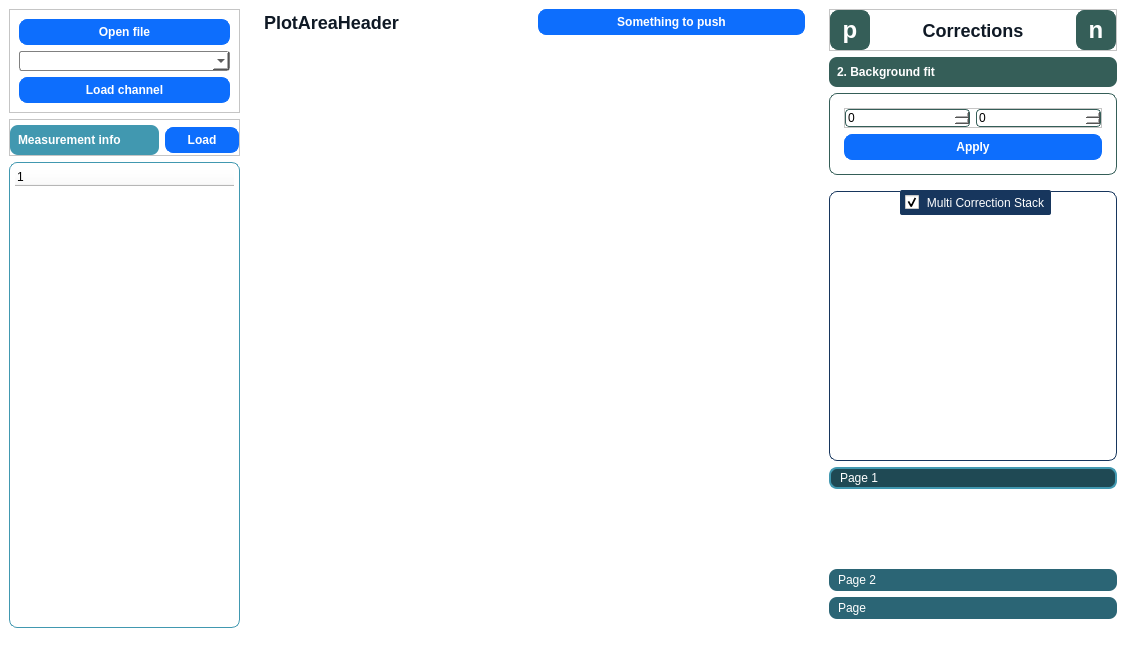
Old version of the form App/HyperImager.ui in the repository ngergihun/NeaReader.
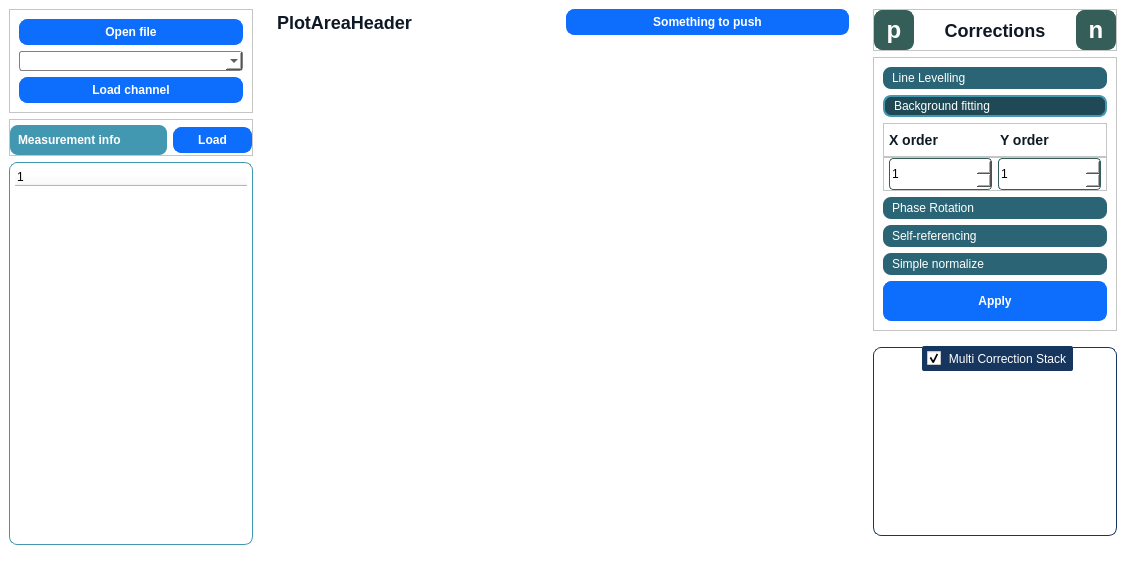
New version of the form. The open tabs and pages were chosen to show the change. Custom widgets are drawn as their Qt base class.

Diff of the .ui file:
```diff
--- a/App/HyperImager.ui
+++ b/App/HyperImager.ui
@@ -7,7 +7,7 @@
     <x>0</x>
     <y>0</y>
     <width>1126</width>
-    <height>659</height>
+    <height>576</height>
    </rect>
   </property>
   <property name="windowTitle">
@@ -38,6 +38,7 @@
   background-color: rgb(31, 73, 84);
   border: 2px solid  rgb(65, 152, 176);
 }
+
 /*Labels-----------------------------------------------------------------------*/
 QLabel#correctionsLabel,
 QLabel#headerLabel {
@@ -45,6 +46,19 @@
   font-size: 18px;
   background-color: #fff;
 }
+QLabel#bgDegreeXLabel,
+QLabel#bgDegreeYLabel {
+  color: #0f1925;
+  font-size: 14px;
+  background-color: #fff;
+}
+
+QLabel#phaseRotLabel {
+  color: #0f1925;
+  font-size: 14px;
+  background-color: #fff;
+}
+
 QLabel#measinfo_label {
   color: #fff;
   font-weight: 600;
@@ -332,7 +346,7 @@
      <widget class="QWidget" name="RightMenuContainer" native="true">
       <property name="sizePolicy">
        <sizepolicy hsizetype="Preferred" vsizetype="Preferred">
-        <horstretch>5</horstretch>
+        <horstretch>4</horstretch>
         <verstretch>0</verstretch>
        </sizepolicy>
       </property>
@@ -456,32 +470,49 @@
         </widget>
        </item>
        <item>
-        <widget class="QStackedWidget" name="CorrectionsQStack">
-         <property name="currentIndex">
-          <number>1</number>
+        <widget class="QFrame" name="frame">
+         <property name="sizePolicy">
+          <sizepolicy hsizetype="Preferred" vsizetype="Preferred">
+           <horstretch>0</horstretch>
+           <verstretch>1</verstretch>
+          </sizepolicy>
          </property>
-         <widget class="QWidget" name="LineLevel">
-          <property name="sizePolicy">
-           <sizepolicy hsizetype="Preferred" vsizetype="Preferred">
-            <horstretch>0</horstretch>
-            <verstretch>0</verstretch>
-           </sizepolicy>
-          </property>
-          <layout class="QVBoxLayout" name="verticalLayout_5">
-           <property name="leftMargin">
-            <number>0</number>
-           </property>
-           <property name="topMargin">
-            <number>0</number>
-           </property>
-           <property name="rightMargin">
-            <number>0</number>
-           </property>
-           <property name="bottomMargin">
-            <number>0</number>
-           </property>
-           <item>
-            <widget class="QLabel" name="level_label">
+         <property name="frameShape">
+          <enum>QFrame::StyledPanel</enum>
+         </property>
+         <property name="frameShadow">
+          <enum>QFrame::Raised</enum>
+         </property>
+         <layout class="QVBoxLayout" name="verticalLayout_4">
+          <item>
+           <widget class="QToolBox" name="correctionsToolBox">
+            <property name="enabled">
+             <bool>true</bool>
+            </property>
+            <property name="sizePolicy">
+             <sizepolicy hsizetype="Preferred" vsizetype="MinimumExpanding">
+              <horstretch>0</horstretch>
+              <verstretch>0</verstretch>
+             </sizepolicy>
+            </property>
+            <property name="minimumSize">
+             <size>
+              <width>0</width>
+              <height>0</height>
+             </size>
+            </property>
+            <property name="currentIndex">
+             <number>4</number>
+            </property>
+            <widget class="QWidget" name="linelevel_page">
+             <property name="geometry">
+              <rect>
+               <x>0</x>
+               <y>0</y>
+               <width>224</width>
+               <height>69</height>
+              </rect>
+             </property>
              <property name="sizePolicy">
               <sizepolicy hsizetype="Preferred" vsizetype="Fixed">
                <horstretch>0</horstretch>
@@ -494,118 +525,97 @@
                <height>30</height>
               </size>
              </property>
-             <property name="text">
-              <string>1. Line Level</string>
-             </property>
-             <property name="margin">
-              <number>0</number>
-             </property>
-             <property name="indent">
-              <number>8</number>
-             </property>
+             <attribute name="label">
+              <string>Line Levelling</string>
+             </attribute>
+             <widget class="QComboBox" name="linelevelComboBox">
+              <property name="geometry">
+               <rect>
+                <x>10</x>
+                <y>0</y>
+                <width>201</width>
+                <height>31</height>
+               </rect>
+              </property>
+             </widget>
             </widget>
-           </item>
-           <item>
-            <widget class="QFrame" name="level_toolsFrame">
+            <widget class="QWidget" name="background_page">
+             <property name="geometry">
+              <rect>
+               <x>0</x>
+               <y>0</y>
+               <width>224</width>
+               <height>69</height>
+              </rect>
+             </property>
              <property name="sizePolicy">
               <sizepolicy hsizetype="Preferred" vsizetype="Preferred">
                <horstretch>0</horstretch>
                <verstretch>0</verstretch>
               </sizepolicy>
              </property>
-             <property name="styleSheet">
-              <string notr="true"/>
-             </property>
-             <property name="frameShape">
-              <enum>QFrame::StyledPanel</enum>
-             </property>
-             <property name="frameShadow">
-              <enum>QFrame::Raised</enum>
-             </property>
-             <layout class="QVBoxLayout" name="verticalLayout_7">
+             <attribute name="label">
+              <string>Background fitting</string>
+             </attribute>
+             <layout class="QVBoxLayout" name="verticalLayout_5">
+              <property name="spacing">
+               <number>0</number>
+              </property>
+              <property name="leftMargin">
+               <number>0</number>
+              </property>
+              <property name="topMargin">
+               <number>0</number>
+              </property>
+              <property name="rightMargin">
+               <number>0</number>
+              </property>
+              <property name="bottomMargin">
+               <number>0</number>
+              </property>
               <item>
-               <widget class="QComboBox" name="linelevelComboBox"/>
-              </item>
-              <item>
-               <widget class="QPushButton" name="applyLineLevel">
-                <property name="text">
-                 <string>Apply</string>
+               <widget class="QFrame" name="frame_3">
+                <property name="frameShape">
+                 <enum>QFrame::StyledPanel</enum>
                 </property>
+                <property name="frameShadow">
+                 <enum>QFrame::Raised</enum>
+                </property>
+                <layout class="QHBoxLayout" name="horizontalLayout_6">
+                 <property name="spacing">
+                  <number>9</number>
+                 </property>
+                 <property name="leftMargin">
+                  <number>5</number>
+                 </property>
+                 <property name="topMargin">
+                  <number>0</number>
+                 </property>
+                 <property name="rightMargin">
+                  <number>5</number>
+                 </property>
+                 <property name="bottomMargin">
+                  <number>0</number>
+                 </property>
+                 <item>
+                  <widget class="QLabel" name="bgDegreeXLabel">
+                   <property name="text">
+                    <string>X order</string>
+                   </property>
+                  </widget>
+                 </item>
+                 <item>
+                  <widget class="QLabel" name="bgDegreeYLabel">
+                   <property name="text">
+                    <string>Y order</string>
+                   </property>
+                  </widget>
+                 </item>
+                </layout>
                </widget>
               </item>
-             </layout>
-            </widget>
-           </item>
-          </layout>
-         </widget>
-         <widget class="QWidget" name="BackgroundFit">
-          <property name="sizePolicy">
-           <sizepolicy hsizetype="Preferred" vsizetype="Preferred">
-            <horstretch>0</horstretch>
-            <verstretch>0</verstretch>
-           </sizepolicy>
-          </property>
-          <layout class="QVBoxLayout" name="verticalLayout_4">
-           <property name="spacing">
-            <number>6</number>
-           </property>
-           <property name="leftMargin">
-            <number>0</number>
-           </property>
-           <property name="topMargin">
-            <number>0</number>
-           </property>
-           <property name="rightMargin">
-            <number>0</number>
-           </property>
-           <property name="bottomMargin">
-            <number>0</number>
-           </property>
-           <item>
-            <widget class="QLabel" name="bgfit_label">
-             <property name="sizePolicy">
-              <sizepolicy hsizetype="Preferred" vsizetype="Fixed">
-               <horstretch>0</horstretch>
-               <verstretch>0</verstretch>
-              </sizepolicy>
-             </property>
-             <property name="minimumSize">
-              <size>
-               <width>0</width>
-               <height>30</height>
-              </size>
-             </property>
-             <property name="text">
-              <string>2. Background fit</string>
-             </property>
-             <property name="indent">
-              <number>8</number>
-             </property>
-            </widget>
-           </item>
-           <item>
-            <widget class="QFrame" name="bgfit_toolsFrame">
-             <property name="sizePolicy">
-              <sizepolicy hsizetype="Preferred" vsizetype="Preferred">
-               <horstretch>0</horstretch>
-               <verstretch>0</verstretch>
-              </sizepolicy>
-             </property>
-             <property name="frameShape">
-              <enum>QFrame::StyledPanel</enum>
-             </property>
-             <property name="frameShadow">
-              <enum>QFrame::Raised</enum>
-             </property>
-             <layout class="QVBoxLayout" name="verticalLayout_8">
               <item>
-               <widget class="QFrame" name="bgDegreeFrame">
-                <property name="sizePolicy">
-                 <sizepolicy hsizetype="Minimum" vsizetype="Preferred">
-                  <horstretch>0</horstretch>
-                  <verstretch>0</verstretch>
-                 </sizepolicy>
-                </property>
+               <widget class="QFrame" name="bgFitSpinBoxFrame">
                 <property name="frameShape">
                  <enum>QFrame::StyledPanel</enum>
                 </property>
@@ -614,46 +624,122 @@
                 </property>
                 <layout class="QHBoxLayout" name="horizontalLayout_5">
                  <property name="leftMargin">
-                  <number>0</number>
+                  <number>5</number>
                  </property>
                  <property name="topMargin">
                   <number>0</number>
                  </property>
                  <property name="rightMargin">
-                  <number>0</number>
+                  <number>5</number>
                  </property>
                  <property name="bottomMargin">
                   <number>0</number>
                  </property>
-                 <item>
-                  <widget class="QSpinBox" name="bgDegreeXspinBox">
-                   <property name="minimum">
-                    <number>0</number>
-                   </property>
-                  </widget>
-                 </item>
                  <item>
                   <widget class="QSpinBox" name="bgDegreeYspinBox">
-                   <property name="minimum">
-                    <number>0</number>
+                   <property name="sizePolicy">
+                    <sizepolicy hsizetype="Minimum" vsizetype="Preferred">
+                     <horstretch>0</horstretch>
+                     <verstretch>0</verstretch>
+                    </sizepolicy>
+                   </property>
+                   <property name="value">
+                    <number>1</number>
+                   </property>
+                  </widget>
+                 </item>
+                 <item>
+                  <widget class="QSpinBox" name="bgDegreeXspinBox">
+                   <property name="sizePolicy">
+                    <sizepolicy hsizetype="Minimum" vsizetype="Preferred">
+                     <horstretch>0</horstretch>
+                     <verstretch>0</verstretch>
+                    </sizepolicy>
+                   </property>
+                   <property name="value">
+                    <number>1</number>
                    </property>
                   </widget>
                  </item>
                 </layout>
                </widget>
               </item>
+             </layout>
+            </widget>
+            <widget class="QWidget" name="phaserot_page">
+             <property name="geometry">
+              <rect>
+               <x>0</x>
+               <y>0</y>
+               <width>224</width>
+               <height>69</height>
+              </rect>
+             </property>
+             <attribute name="label">
+              <string>Phase Rotation</string>
+             </attribute>
+             <layout class="QVBoxLayout" name="verticalLayout_7">
               <item>
-               <widget class="QPushButton" name="applyBgFit">
-                <property name="text">
-                 <string>Apply</string>
+               <widget class="QFrame" name="frame_4">
+                <property name="frameShape">
+                 <enum>QFrame::StyledPanel</enum>
                 </property>
                </widget>
               </item>
              </layout>
             </widget>
-           </item>
-          </layout>
-         </widget>
+            <widget class="QWidget" name="selfref_page">
+             <property name="geometry">
+              <rect>
+               <x>0</x>
+               <y>0</y>
+               <width>224</width>
+               <height>69</height>
+              </rect>
+             </property>
+             <attribute name="label">
+              <string>Self-referencing</string>
+             </attribute>
+             <widget class="QComboBox" name="selfRefcomboBox">
+              <property name="geometry">
+               <rect>
+                <x>10</x>
+                <y>0</y>
+                <width>201</width>
+                <height>31</height>
+               </rect>
+              </property>
+             </widget>
+            </widget>
+            <widget class="QWidget" name="simplenorm_page">
+             <property name="geometry">
+              <rect>
+               <x>0</x>
+               <y>0</y>
+               <width>224</width>
+               <height>69</height>
+              </rect>
+             </property>
+             <attribute name="label">
+              <string>Simple normalize</string>
+             </attribute>
+            </widget>
+           </widget>
+          </item>
+          <item>
+           <widget class="QPushButton" name="ApplyCorrectionButton">
+            <property name="minimumSize">
+             <size>
+              <width>0</width>
+              <height>40</height>
+             </size>
+            </property>
+            <property name="text">
+             <string>Apply</string>
+            </property>
+           </widget>
+          </item>
+         </layout>
         </widget>
        </item>
        <item>
@@ -661,7 +747,7 @@
          <property name="sizePolicy">
           <sizepolicy hsizetype="Preferred" vsizetype="MinimumExpanding">
            <horstretch>0</horstretch>
-           <verstretch>1</verstretch>
+           <verstretch>2</verstretch>
           </sizepolicy>
          </property>
          <property name="minimumSize">
@@ -684,56 +770,6 @@
          </property>
         </widget>
        </item>
-       <item>
-        <widget class="QToolBox" name="correctionsToolBox">
-         <property name="minimumSize">
-          <size>
-           <width>0</width>
-           <height>0</height>
-          </size>
-         </property>
-         <property name="currentIndex">
-          <number>0</number>
-         </property>
-         <widget class="QWidget" name="page">
-          <property name="geometry">
-           <rect>
-            <x>0</x>
-            <y>0</y>
-            <width>288</width>
-            <height>69</height>
-           </rect>
-          </property>
-          <property name="minimumSize">
-           <size>
-            <width>0</width>
-            <height>0</height>
-           </size>
-          </property>
-          <attribute name="label">
-           <string>Page 1</string>
-          </attribute>
-         </widget>
-         <widget class="QWidget" name="page_2">
-          <property name="geometry">
-           <rect>
-            <x>0</x>
-            <y>0</y>
-            <width>288</width>
-            <height>69</height>
-           </rect>
-          </property>
-          <attribute name="label">
-           <string>Page 2</string>
-          </attribute>
-         </widget>
-         <widget class="QWidget" name="page_3">
-          <attribute name="label">
-           <string>Page</string>
-          </attribute>
-         </widget>
-        </widget>
-       </item>
       </layout>
      </widget>
     </item>
```
Left out of the diff: 38 changed lines with no effect on the pictures.
